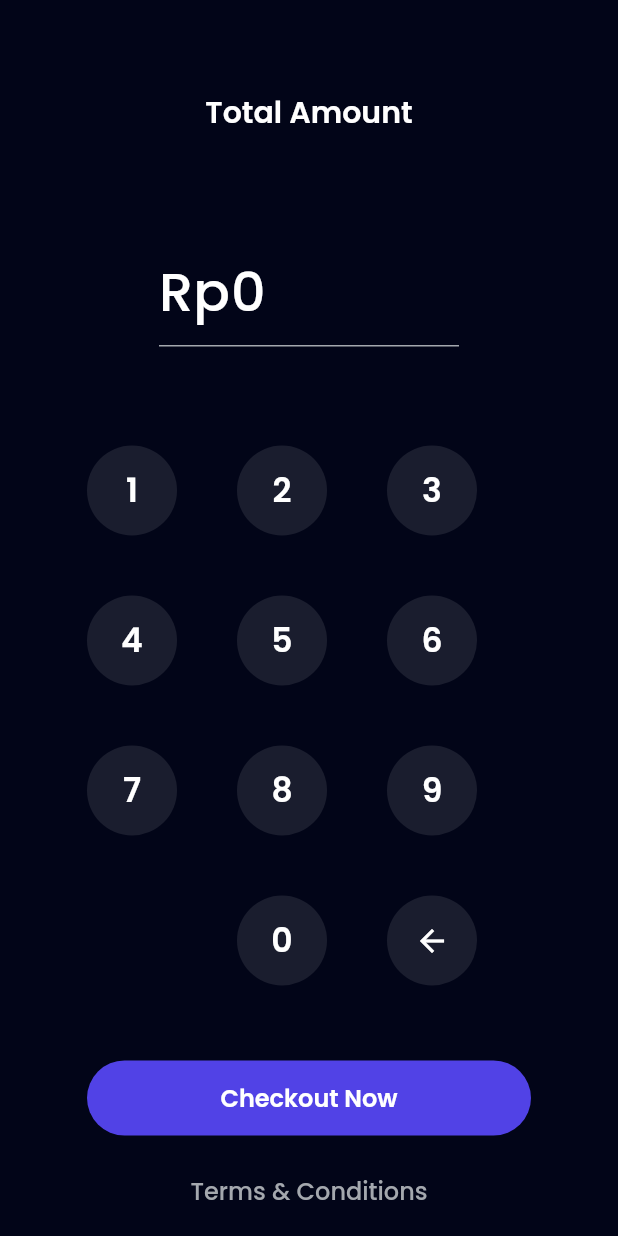
After one commit to ryanseptiyanto/bank_sha, a Flutter app: the TopupPage screen opened by its route, after a tap on "Continue", on a phone screen of 412 x 824 dp. The commit adds this screen. Run offline on Flutter 3.47's test engine with Material 2 defaults, Android fonts, the phone set to English and light mode, and no system bars; our stand-ins replace carousel_slider, google_fonts.

Commit message:
menambah topup page, topup amount, topup success

```diff
--- a/lib/main.dart
+++ b/lib/main.dart
@@ -12,6 +12,9 @@ import 'package:bank_sha/ui/pages/sign_up_set_ktp_page.dart';
 import 'package:bank_sha/ui/pages/sign_up_set_profile_page.dart';
 import 'package:bank_sha/ui/pages/sign_up_success_page.dart';
 import 'package:bank_sha/ui/pages/splash_page.dart';
+import 'package:bank_sha/ui/pages/topup_amount_page.dart';
+import 'package:bank_sha/ui/pages/topup_page.dart';
+import 'package:bank_sha/ui/pages/topup_success.dart';
 import 'package:flutter/material.dart';
 
 void main() => runApp(const MyApp());
@@ -52,6 +55,9 @@ class MyApp extends StatelessWidget {
         '/profile-edit': (context) => const ProfileEditPage(),
         '/profile-edit-pin': (context) => const ProfileEditPinPage(),
         '/profile-edit-success': (context) => const ProfileEditSuccessPage(),
+        '/topup': (context) => const TopupPage(),
+        '/topup-amount': (context) => const TopupAmountPage(),
+        '/topup-success': (context) => const TopupSuccessPage(),
       },
     );
   }
--- /dev/null
+++ b/lib/ui/pages/topup_amount_page.dart
@@ -0,0 +1,205 @@
+import 'package:bank_sha/shared/theme.dart';
+import 'package:bank_sha/ui/widgets/buttons.dart';
+import 'package:flutter/material.dart';
+
+class TopupAmountPage extends StatefulWidget {
+  const TopupAmountPage({Key? key}) : super(key: key);
+
+  @override
+  State<TopupAmountPage> createState() => _TopupAmountPageState();
+}
+
+class _TopupAmountPageState extends State<TopupAmountPage> {
+  final TextEditingController amountController =
+      TextEditingController(text: '0');
+
+  addAmount(String number) {
+    if (amountController.text == '0') {
+      amountController.text = '';
+    }
+    setState(() {
+      amountController.text = amountController.text + number;
+    });
+  }
+
+  deleteAmount() {
+    if (amountController.text.isNotEmpty) {
+      amountController.text =
+          amountController.text.substring(0, amountController.text.length - 1);
+      if (amountController.text == '') {
+        amountController.text = '0';
+      }
+    }
+  }
+
+  @override
+  Widget build(BuildContext context) {
+    return Scaffold(
+      backgroundColor: darkBackgroundColor,
+      body: ListView(
+        padding: const EdgeInsets.symmetric(
+          horizontal: 58,
+        ),
+        children: [
+          const SizedBox(
+            height: 60,
+          ),
+          Center(
+            child: Text(
+              'Total Amount',
+              style: whiteTextStyle.copyWith(
+                fontSize: 20,
+                fontWeight: semiBold,
+              ),
+            ),
+          ),
+          const SizedBox(
+            height: 67,
+          ),
+          Align(
+            child: SizedBox(
+              width: 200,
+              child: TextFormField(
+                controller: amountController,
+                cursorColor: greyColor,
+                enabled: false,
+                style: whiteTextStyle.copyWith(
+                  fontSize: 36,
+                  fontWeight: medium,
+                ),
+                decoration: InputDecoration(
+                  prefixIcon: Text(
+                    'Rp',
+                    style: whiteTextStyle.copyWith(
+                      fontSize: 36,
+                      fontWeight: medium,
+                    ),
+                  ),
+                  disabledBorder: UnderlineInputBorder(
+                    borderSide: BorderSide(
+                      color: greyColor,
+                    ),
+                  ),
+                ),
+              ),
+            ),
+          ),
+          const SizedBox(
+            height: 66,
+          ),
+          Wrap(
+            spacing: 40,
+            runSpacing: 40,
+            children: [
+              CustomInputButton(
+                title: '1',
+                onTap: () {
+                  addAmount('1');
+                },
+              ),
+              CustomInputButton(
+                title: '2',
+                onTap: () {
+                  addAmount('2');
+                },
+              ),
+              CustomInputButton(
+                title: '3',
+                onTap: () {
+                  addAmount('3');
+                },
+              ),
+              CustomInputButton(
+                title: '4',
+                onTap: () {
+                  addAmount('4');
+                },
+              ),
+              CustomInputButton(
+                title: '5',
+                onTap: () {
+                  addAmount('5');
+                },
+              ),
+              CustomInputButton(
+                title: '6',
+                onTap: () {
+                  addAmount('6');
+                },
+              ),
+              CustomInputButton(
+                title: '7',
+                onTap: () {
+                  addAmount('7');
+                },
+              ),
+              CustomInputButton(
+                title: '8',
+                onTap: () {
+                  addAmount('8');
+                },
+              ),
+              CustomInputButton(
+                title: '9',
+                onTap: () {
+                  addAmount('9');
+                },
+              ),
+              const SizedBox(
+                width: 60,
+                height: 60,
+              ),
+              CustomInputButton(
+                title: '0',
+                onTap: () {
+                  addAmount('0');
+                },
+              ),
+              GestureDetector(
+                onTap: () {
+                  deleteAmount();
+                },
+                child: Container(
+                  width: 60,
+                  height: 60,
+                  decoration: BoxDecoration(
+                    shape: BoxShape.circle,
+                    color: numberBackgroundColor,
+                  ),
+                  child: Center(
+                    child: Icon(
+                      Icons.arrow_back,
+                      color: whiteColor,
+                    ),
+                  ),
+                ),
+              ),
+            ],
+          ),
+          const SizedBox(
+            height: 50,
+          ),
+          CustomFilledButton(
+            title: 'Checkout Now',
+            onPressed: () async {
+              if (await Navigator.pushNamed(context, '/pin') == true) {
+                Navigator.pushNamedAndRemoveUntil(
+                    context, '/topup-success', (route) => false);
+              }
+            },
+          ),
+          const SizedBox(
+            height: 25,
+          ),
+          CustomTextButton(
+            title: 'Terms & Conditions',
+            onPressed: () {},
+          ),
+          const SizedBox(
+            height: 40,
+          ),
+        ],
+      ),
+    );
+  }
+}
--- /dev/null
+++ b/lib/ui/pages/topup_page.dart
@@ -0,0 +1,113 @@
+import 'package:bank_sha/shared/theme.dart';
+import 'package:bank_sha/ui/widgets/bank_item.dart';
+import 'package:bank_sha/ui/widgets/buttons.dart';
+import 'package:flutter/material.dart';
+
+class TopupPage extends StatelessWidget {
+  const TopupPage({Key? key}) : super(key: key);
+
+  @override
+  Widget build(BuildContext context) {
+    return Scaffold(
+      appBar: AppBar(
+        title: const Text(
+          'Top Up',
+        ),
+      ),
+      body: ListView(
+        padding: const EdgeInsets.symmetric(
+          horizontal: 24,
+        ),
+        children: [
+          const SizedBox(
+            height: 30,
+          ),
+          Text(
+            'Wallet',
+            style: blackTextStyle.copyWith(
+              fontSize: 16,
+              fontWeight: semiBold,
+            ),
+          ),
+          const SizedBox(
+            height: 10,
+          ),
+          Row(
+            children: [
+              Image.asset(
+                'assets/img_wallet.png',
+                width: 80,
+              ),
+              const SizedBox(
+                width: 16,
+              ),
+              Column(
+                crossAxisAlignment: CrossAxisAlignment.start,
+                children: [
+                  Text(
+                    '8008 2208 1996',
+                    style: blackTextStyle.copyWith(
+                      fontSize: 16,
+                      fontWeight: medium,
+                    ),
+                  ),
+                  const SizedBox(
+                    height: 2,
+                  ),
+                  Text(
+                    'Angga Risky',
+                    style: blackTextStyle.copyWith(
+                      fontSize: 12,
+                    ),
+                  )
+                ],
+              ),
+            ],
+          ),
+          const SizedBox(
+            height: 40,
+          ),
+          Text(
+            'Select Bank',
+            style: blackTextStyle.copyWith(
+              fontSize: 16,
+              fontWeight: semiBold,
+            ),
+          ),
+          const SizedBox(
+            height: 14,
+          ),
+          const BankItem(
+            title: 'BANK BCA',
+            imageUrl: 'assets/img_bank_bca.png',
+            isSelected: true,
+          ),
+          const BankItem(
+            title: 'BANK MANDIRI',
+            imageUrl: 'assets/img_bank_mandiri.png',
+          ),
+          const BankItem(
+            title: 'BANK BNI',
+            imageUrl: 'assets/img_bank_bni.png',
+          ),
+          const BankItem(
+            title: 'BANK OCBC',
+            imageUrl: 'assets/img_bank_ocbc.png',
+          ),
+          const SizedBox(
+            height: 12,
+          ),
+          CustomFilledButton(
+            title: 'Continue',
+            onPressed: () {
+              Navigator.pushNamed(context, '/topup-amount');
+            },
+          ),
+          const SizedBox(
+            height: 57,
+          )
+        ],
+      ),
+    );
+  }
+}
--- /dev/null
+++ b/lib/ui/widgets/bank_item.dart
@@ -0,0 +1,63 @@
+import 'package:bank_sha/shared/theme.dart';
+import 'package:flutter/material.dart';
+
+class BankItem extends StatelessWidget {
+  final String title;
+  final String imageUrl;
+  final bool isSelected;
+
+  const BankItem({
+    Key? key,
+    required this.title,
+    required this.imageUrl,
+    this.isSelected = false,
+  }) : super(key: key);
+
+  @override
+  Widget build(BuildContext context) {
+    return Container(
+      margin: const EdgeInsets.only(
+        bottom: 18,
+      ),
+      padding: const EdgeInsets.all(22),
+      decoration: BoxDecoration(
+        borderRadius: BorderRadius.circular(20),
+        color: whiteColor,
+        border: Border.all(
+          width: 2,
+          color: isSelected ? blueColor : whiteColor,
+        ),
+      ),
+      child: Row(
+        mainAxisAlignment: MainAxisAlignment.spaceBetween,
+        children: [
+          Image.asset(
+            imageUrl,
+            height: 30,
+          ),
+          Column(
+            crossAxisAlignment: CrossAxisAlignment.end,
+            children: [
+              Text(
+                title,
+                style: blackTextStyle.copyWith(
+                  fontSize: 16,
+                  fontWeight: medium,
+                ),
+              ),
+              const SizedBox(
+                height: 2,
+              ),
+              Text(
+                '50 mins',
+                style: greyTextStyle.copyWith(
+                  fontSize: 12,
+                ),
+              )
+            ],
+          )
+        ],
+      ),
+    );
+  }
+}
--- a/lib/ui/widgets/home_service_item.dart
+++ b/lib/ui/widgets/home_service_item.dart
@@ -15,7 +15,9 @@ class HomeServiceItem extends StatelessWidget {
 
   @override
   Widget build(BuildContext context) {
-    return Column(
+    return GestureDetector(
+      onTap: onTap,
+      child: Column(
         children: [
           Container(
             width: 70,
@@ -41,6 +43,7 @@ class HomeServiceItem extends StatelessWidget {
             ),
           )
         ],
+      ),
     );
   }
 }
```
Also changed, not shown: lib/ui/pages/home_page.dart (+5 -3 lines), lib/ui/pages/topup_success.dart (added, +49 -0 lines). Lines whose indentation alone changed are shown as unchanged.
